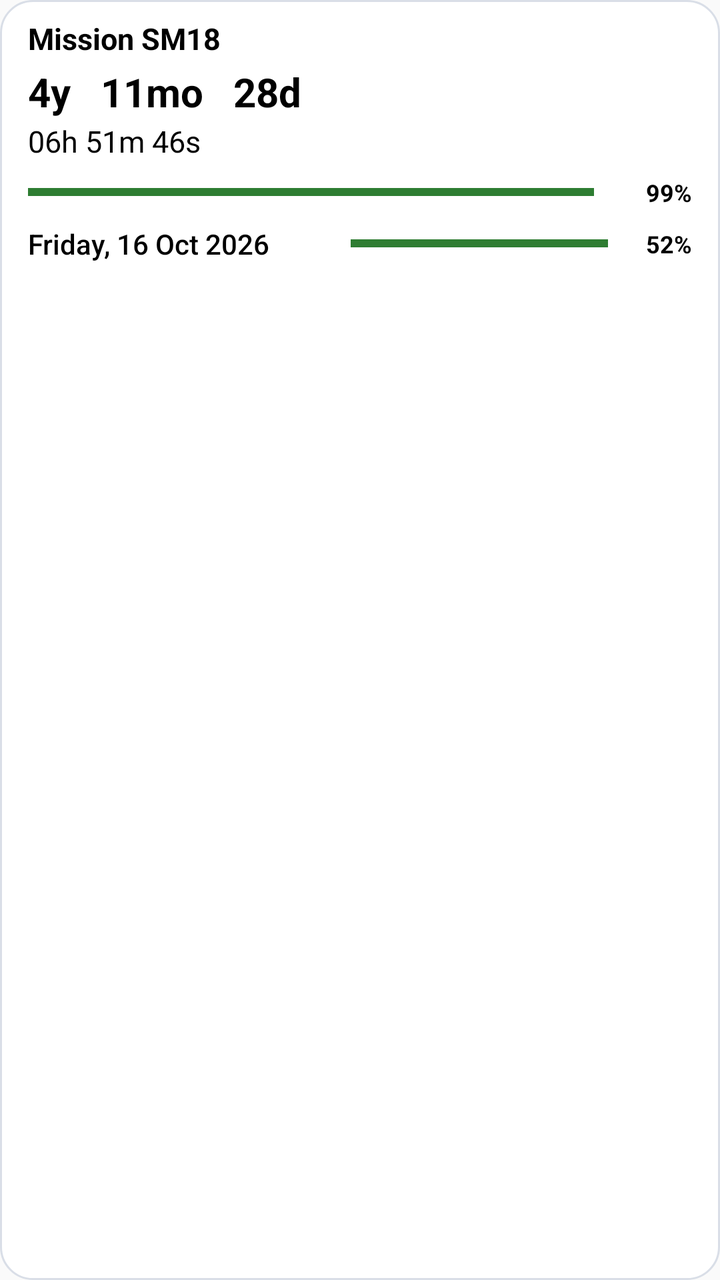
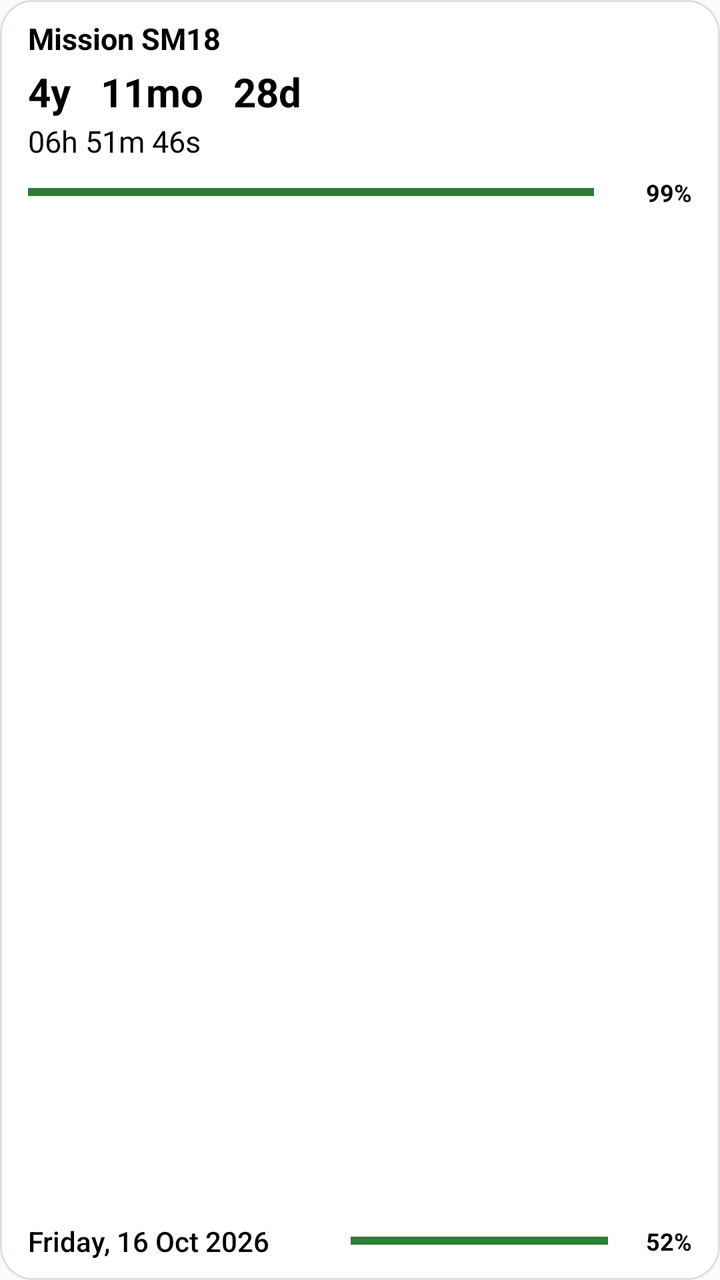

Before-and-after screenshots of an Android layout around one commit, followed by the original layout XML and the change that was made.
<!-- AndroidManifest.xml: application theme android:Theme.Material.Light.NoActionBar -->
<!-- res/layout/countdown_widget.xml -->
<?xml version="1.0" encoding="utf-8"?>
<LinearLayout xmlns:android="http://schemas.android.com/apk/res/android"
    android:id="@+id/widget_root"
    android:layout_width="match_parent"
    android:layout_height="match_parent"
    android:orientation="vertical"
    android:gravity="top"
    android:paddingStart="14dp"
    android:paddingEnd="14dp"
    android:paddingTop="9dp"
    android:paddingBottom="10dp"
    android:background="@drawable/widget_background">

    <TextView
        android:id="@+id/widget_title"
        android:layout_width="match_parent"
        android:layout_height="wrap_content"
        android:text="Mission SM18"
        android:textColor="#000000"
        android:textSize="15sp"
        android:textStyle="bold"
        android:maxLines="1" />

    <TextView
        android:id="@+id/widget_date"
        android:layout_width="match_parent"
        android:layout_height="wrap_content"
        android:layout_marginTop="3dp"
        android:text="4y   11mo   28d"
        android:textColor="#000000"
        android:textSize="20sp"
        android:textStyle="bold"
        android:maxLines="1"
        android:ellipsize="end" />

    <LinearLayout
        android:id="@+id/widget_time_row"
        android:layout_width="match_parent"
        android:layout_height="wrap_content"
        android:layout_marginTop="3dp"
        android:gravity="center_vertical"
        android:orientation="horizontal">

        <TextView
            android:id="@+id/widget_time"
            android:layout_width="wrap_content"
            android:layout_height="wrap_content"
            android:text="06h 51m 46s"
            android:textColor="#000000"
            android:textSize="15sp"
            android:maxLines="1"
            android:includeFontPadding="false" />
    </LinearLayout>

    <LinearLayout
        android:id="@+id/widget_main_progress_row"
        android:layout_width="match_parent"
        android:layout_height="wrap_content"
        android:layout_marginTop="8dp"
        android:gravity="center_vertical"
        android:orientation="horizontal">
        <FrameLayout
            android:layout_width="0dp"
            android:layout_height="8dp"
            android:layout_weight="1">
            <ProgressBar android:id="@+id/widget_progress_green" style="?android:attr/progressBarStyleHorizontal" android:layout_width="match_parent" android:layout_height="8dp" android:max="1000" android:progress="1000" android:progressTint="#2E7D32" android:progressBackgroundTint="#559E9E9E" />
            <ProgressBar android:id="@+id/widget_progress_yellow" style="?android:attr/progressBarStyleHorizontal" android:layout_width="match_parent" android:layout_height="8dp" android:max="1000" android:progress="1000" android:progressTint="#F9A825" android:progressBackgroundTint="#559E9E9E" android:visibility="gone" />
            <ProgressBar android:id="@+id/widget_progress_orange" style="?android:attr/progressBarStyleHorizontal" android:layout_width="match_parent" android:layout_height="8dp" android:max="1000" android:progress="1000" android:progressTint="#EF6C00" android:progressBackgroundTint="#559E9E9E" android:visibility="gone" />
            <ProgressBar android:id="@+id/widget_progress_red" style="?android:attr/progressBarStyleHorizontal" android:layout_width="match_parent" android:layout_height="8dp" android:max="1000" android:progress="1000" android:progressTint="#C62828" android:progressBackgroundTint="#559E9E9E" android:visibility="gone" />
        </FrameLayout>
        <TextView
            android:id="@+id/widget_main_percent"
            android:layout_width="42dp"
            android:layout_height="wrap_content"
            android:layout_marginStart="7dp"
            android:gravity="end|center_vertical"
            android:text="99%"
            android:textColor="#000000"
            android:textSize="12sp"
            android:textStyle="bold"
            android:maxLines="1" />
    </LinearLayout>

    <LinearLayout
        android:id="@+id/widget_bottom_row"
        android:layout_width="match_parent"
        android:layout_height="wrap_content"
        android:layout_marginTop="8dp"
        android:gravity="center_vertical"
        android:orientation="horizontal">

        <TextView
            android:id="@+id/widget_today"
            android:layout_width="0dp"
            android:layout_height="wrap_content"
            android:layout_weight="1"
            android:layout_marginEnd="10dp"
            android:text="Friday, 16 Oct 2026"
            android:textColor="#000000"
            android:textSize="14sp"
            android:fontFamily="sans-serif-medium"
            android:maxLines="1"
            android:ellipsize="end" />

        <FrameLayout
            android:layout_width="0dp"
            android:layout_height="6dp"
            android:layout_weight="0.85"
            android:contentDescription="Time remaining today">
            <ProgressBar android:id="@+id/widget_day_track" style="?android:attr/progressBarStyleHorizontal" android:layout_width="match_parent" android:layout_height="6dp" android:max="1000" android:progress="1000" android:progressTint="#559E9E9E" android:progressBackgroundTint="#559E9E9E" />
            <ProgressBar android:id="@+id/widget_day_green" style="?android:attr/progressBarStyleHorizontal" android:layout_width="match_parent" android:layout_height="6dp" android:max="1000" android:progress="1000" android:progressTint="#2E7D32" android:progressBackgroundTint="#559E9E9E" />
            <ProgressBar android:id="@+id/widget_day_yellow" style="?android:attr/progressBarStyleHorizontal" android:layout_width="match_parent" android:layout_height="6dp" android:max="1000" android:progress="1000" android:progressTint="#F9A825" android:progressBackgroundTint="#559E9E9E" android:visibility="gone" />
            <ProgressBar android:id="@+id/widget_day_orange" style="?android:attr/progressBarStyleHorizontal" android:layout_width="match_parent" android:layout_height="6dp" android:max="1000" android:progress="1000" android:progressTint="#EF6C00" android:progressBackgroundTint="#559E9E9E" android:visibility="gone" />
            <ProgressBar android:id="@+id/widget_day_red" style="?android:attr/progressBarStyleHorizontal" android:layout_width="match_parent" android:layout_height="6dp" android:max="1000" android:progress="1000" android:progressTint="#C62828" android:progressBackgroundTint="#559E9E9E" android:visibility="gone" />
        </FrameLayout>

        <TextView
            android:id="@+id/widget_day_percent"
            android:layout_width="36dp"
            android:layout_height="wrap_content"
            android:layout_marginStart="6dp"
            android:gravity="end|center_vertical"
            android:text="52%"
            android:textColor="#000000"
            android:textSize="12sp"
            android:textStyle="bold"
            android:maxLines="1" />
    </LinearLayout>
</LinearLayout>
<!-- resources referenced by this layout -->
<resources>
  <!-- drawable widget_background (drawable) -->
  <?xml version="1.0" encoding="utf-8"?>
  <shape xmlns:android="http://schemas.android.com/apk/res/android">
      <solid android:color="#FFFFFF" />
      <corners android:radius="16dp" />
      <stroke android:width="1dp" android:color="#D9DEE7" />
  </shape>
</resources>

<!-- the commit's change to res/layout/countdown_widget.xml (unified diff, before → after) -->
@@ -81,6 +81,12 @@
             android:maxLines="1" />
     </LinearLayout>
 
+    
+    <Space
+        android:layout_width="match_parent"
+        android:layout_height="0dp"
+        android:layout_weight="1" />
+
     <LinearLayout
         android:id="@+id/widget_bottom_row"
         android:layout_width="match_parent"
